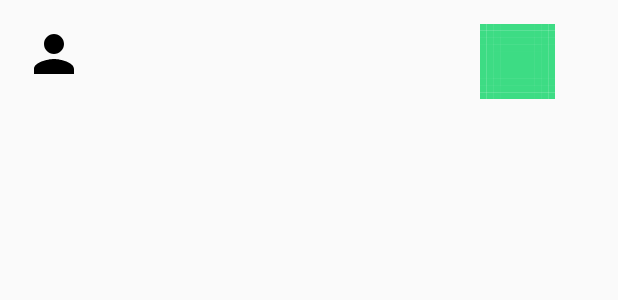
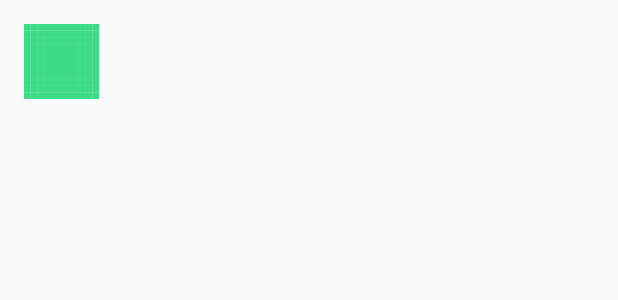
Before and after one commit to QuynhAi/uDeal, an Android app: the layout inbox_list_content.xml on its own in the app's theme, with its tools: preview values and no code run, on a phone screen of 412 x 824 dp. Shown: the top 300 px of the screen. Run offline under Robolectric (Android 15) with nearby library versions, the phone set to English and light mode, and no system bars.

Commit message:
each item get their own chat. Load inbox with item image, title, and seller

```diff
--- a/app/src/main/res/layout/inbox_list_content.xml
+++ b/app/src/main/res/layout/inbox_list_content.xml
@@ -5,22 +5,6 @@
     android:layout_width="match_parent"
     android:layout_height="wrap_content"
     android:orientation="horizontal">
-
-    <ImageView
-        android:id="@+id/inbox_profile"
-        android:layout_width="40dp"
-        android:layout_height="40dp"
-        android:layout_margin="@dimen/text_margin"
-        app:srcCompat="@drawable/ic_person_black_24dp"
-        tools:ignore="VectorDrawableCompat" />
-
-    <TextView
-        android:id="@+id/content"
-        android:layout_width="200dp"
-        android:layout_height="wrap_content"
-        android:layout_gravity="center"
-        android:layout_margin="@dimen/text_margin"
-        android:textAppearance="?attr/textAppearanceListItem" />
 
     <ImageView
         android:id="@+id/inbox_item_view"
@@ -31,4 +15,25 @@
         android:layout_margin="@dimen/text_margin"
         android:scaleType="centerCrop" />
 
+    <LinearLayout
+        android:layout_width="wrap_content"
+        android:layout_height="wrap_content"
+        android:orientation="vertical">
+        <TextView
+            android:id="@+id/item_name"
+            android:layout_width="200dp"
+            android:layout_height="wrap_content"
+            android:layout_gravity="center"
+            android:layout_marginTop="@dimen/text_margin"
+            android:textAppearance="?attr/textAppearanceListItem" />
+        <TextView
+            android:id="@+id/content"
+            android:layout_width="200dp"
+            android:layout_height="wrap_content"
+            android:layout_gravity="center"
+            android:textAppearance="?attr/textAppearanceListItem" />
+    </LinearLayout>
+
+
+
 </LinearLayout>
```
Also changed, not shown: app/src/main/java/edu/tacoma/uw/udeal/ItemDisplayDetailActivity.java (+78 -4 lines), app/src/main/java/inbox/ChatActivity.java (+9 -3 lines), app/src/main/java/inbox/MessageInboxActivity.java (+4 -4 lines), app/src/main/java/model/Message.java (+10 -2 lines), app/src/main/java/model/UserInbox.java (+46 -45 lines), app/src/main/res/values/sql_strings.xml (added, +9 -0 lines), app/src/main/java/data/ChatDB.java (added).
